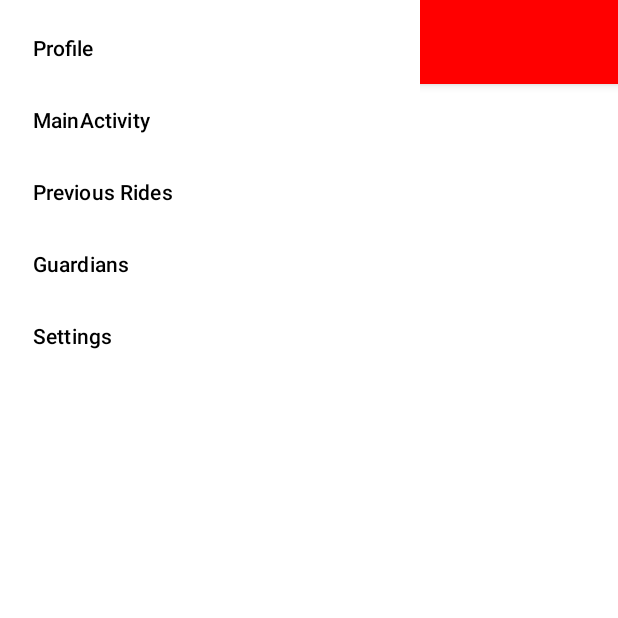
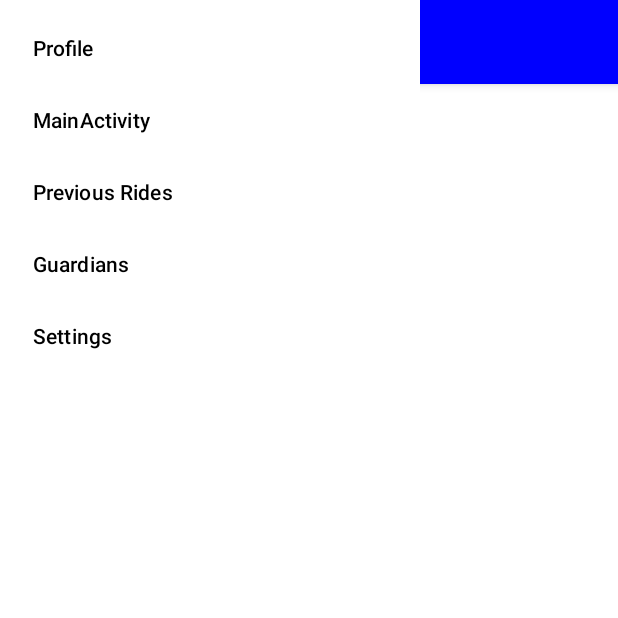
Before and after one commit to KellieHale/Riding-Tracker, an Android app: the screen it shows after launch (MainActivity), on a phone screen of 412 x 824 dp, the top half of it. Run offline under Robolectric (Android 15) with nearby library versions, the phone set to English and light mode, and no system bars.

Commit message:
change color to blue

```diff
--- a/app/src/main/res/layout/activity_main.xml
+++ b/app/src/main/res/layout/activity_main.xml
@@ -15,7 +15,7 @@
             android:id="@+id/toolbar"
             android:layout_width="match_parent"
             android:layout_height="?attr/actionBarSize"
-            android:background="#FF0000"
+            android:background="#0000FF"
             app:popupTheme="@style/Theme.RidingTracker.PopupOverlay" />
 
 
```
